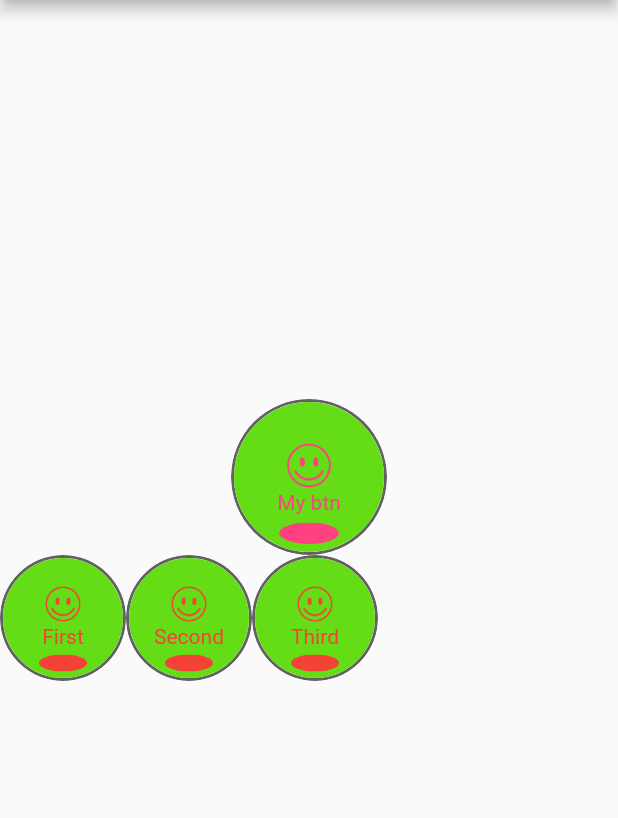
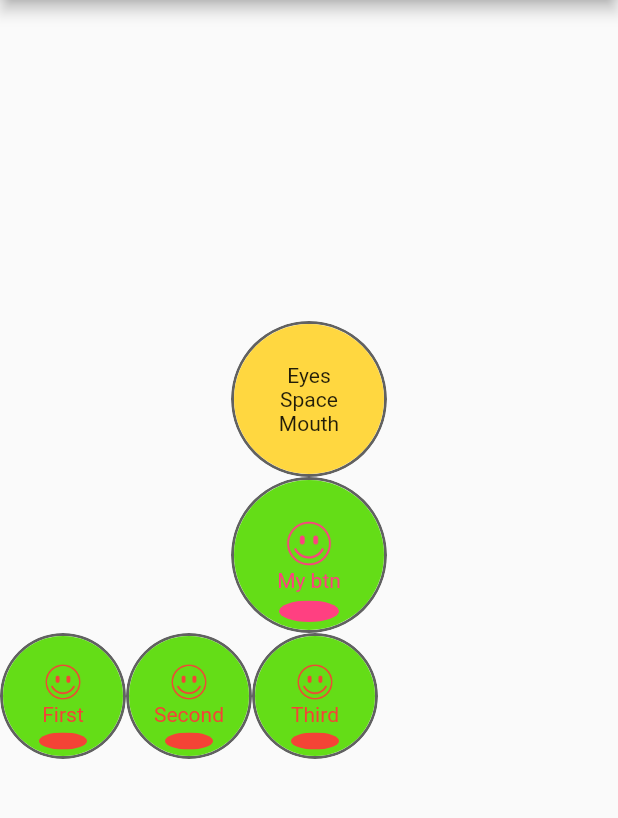
Before and after one commit to IvanTyurin/smile_app, a Flutter app: the screen it shows after launch, on a phone screen of 412 x 824 dp, the part 84-902 px from its top. Run offline on Flutter 3.47's test engine with Material 2 defaults, Android fonts, the phone set to English and light mode, and no system bars.

Commit message:
Refactor with dartfmt. Placed the button classes in a separate directory. Implement animated button class template.

```diff
--- a/lib/HomePage.dart
+++ b/lib/HomePage.dart
@@ -1,6 +1,7 @@
 import 'package:flutter/material.dart';
-import 'SmileButton.dart';
-import 'RadioSmileButton.dart';
+import 'SmileButtons/SmileButton.dart';
+import 'SmileButtons/RadioSmileButton.dart';
+import 'SmileButtons/AnimatedButton.dart';
 
 class HomePage extends StatefulWidget {
   @override
@@ -18,6 +19,10 @@ class _HomePageState extends State<HomePage> {
         child: Column(
           mainAxisAlignment: MainAxisAlignment.center,
           children: <Widget>[
+            AnimatedButton(
+              buttonSize: 300,
+              onTap: (state) {},
+            ),
             SmileButton(
               imagePath: "assets/happy.png",
               buttonSize: 100,
--- /dev/null
+++ b/lib/SmileButtons/AnimatedButton.dart
@@ -0,0 +1,48 @@
+import 'package:flutter/material.dart';
+import 'SmileButton.dart';
+
+class AnimatedButton extends SmileButton {
+  AnimatedButton(
+      {Key key,
+      double buttonSize,
+      Color filColor,
+      void Function(bool state) onTap,
+      bool isEnabled = true})
+      : super(
+          key: key,
+          buttonSize: buttonSize,
+          filColor: filColor,
+          onTap: onTap,
+        );
+
+  @override
+  AnimatedButtonState createState() {
+    return AnimatedButtonState();
+  }
+}
+
+class AnimatedButtonState extends SmileButtonState {
+  double _trueButtonSize;
+
+  @override
+  Widget buttonBodyBuilder() {
+    return Container(
+      color: Colors.amberAccent,
+      height: 100,
+      width: 100,
+      child: Column(
+        mainAxisAlignment: MainAxisAlignment.center,
+        children: [
+          Text('Eyes'),
+          Text('Space'),
+          Text('Mouth'),
+        ],
+      ),
+    );
+  }
+
+  @override
+  void onButtonTap() {
+    print('Tapped!');
+  }
+}
--- a/lib/SmileButton.dart
+++ b/lib/SmileButtons/SmileButton.dart
@@ -14,7 +14,7 @@ class SmileButton extends StatefulWidget {
 
   SmileButton(
       {Key key,
-      this.buttonSize,
+      this.buttonSize = 60,
       this.imagePath = "",
       this.title = "",
       this.filColor,
@@ -49,7 +49,7 @@ class SmileButtonState extends State<SmileButton> {
 
     return Container(
         child: GestureDetector(
-      onTap: _onButtonTap,
+      onTap: onButtonTap,
       child: ClipOval(
           child: Container(
         decoration: BoxDecoration(
@@ -59,13 +59,13 @@ class SmileButtonState extends State<SmileButton> {
             ),
             borderRadius: BorderRadius.all(Radius.circular(_borderRadius))),
         child: ClipOval(
-          child: _buttonBodyBuilder(),
+          child: buttonBodyBuilder(),
         ),
       )),
     ));
   }
 
-  Widget _buttonBodyBuilder() {
+  Widget buttonBodyBuilder() {
     return Container(
       color: _buttonFilColor,
       height: _trueButtonSize,
@@ -150,7 +150,7 @@ class SmileButtonState extends State<SmileButton> {
     }
   }
 
-  void _onButtonTap() {
+  void onButtonTap() {
     if (_buttonIsEnabled) {
       _onTaped = !_onTaped;
       setState(() {
```
Also changed, not shown: lib/SmileButtons/RadioSmileButton.dart (renamed from lib/RadioSmileButton.dart).
